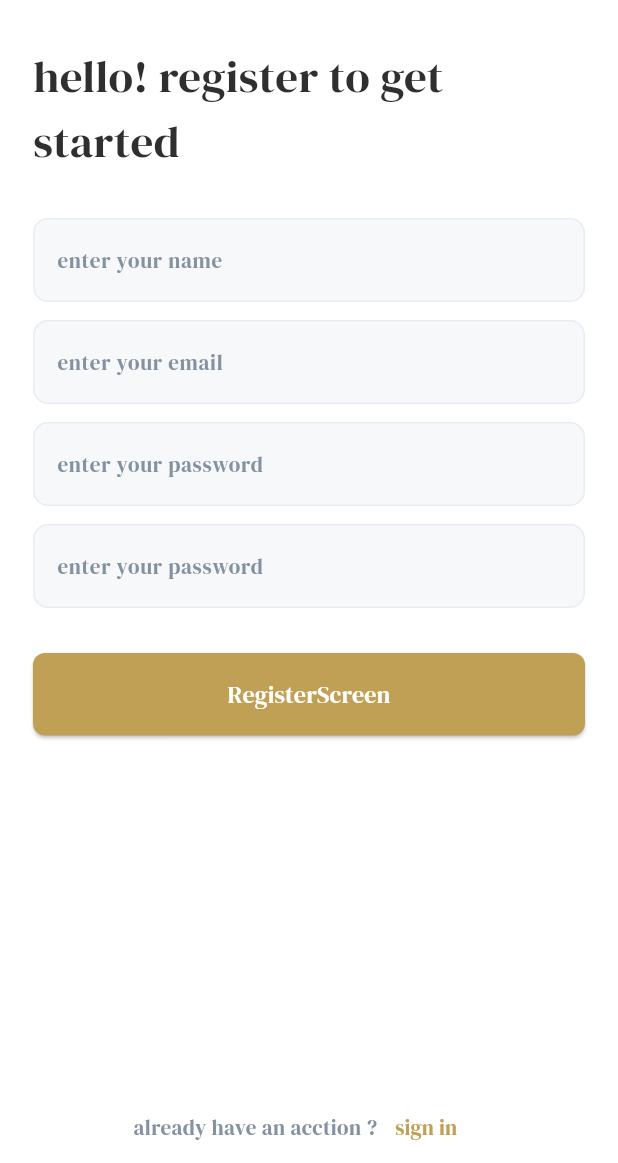
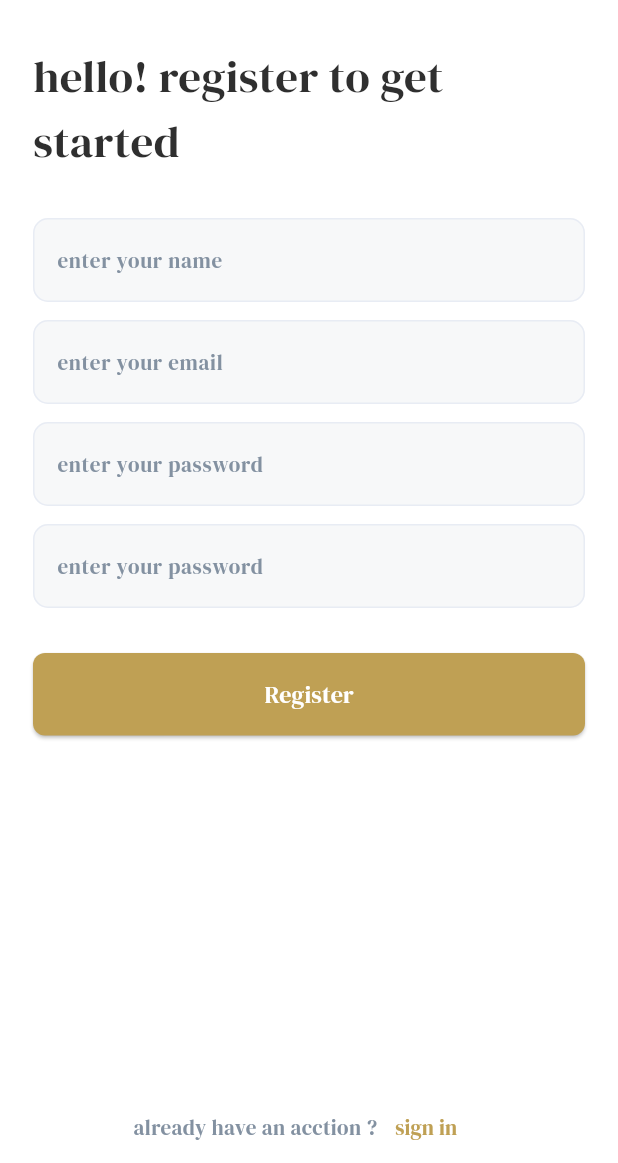
Before and after one commit to hagarelganzory51-gif/bookia, a Flutter app: the RegisterScreen screen opened by its route, on a phone screen of 412 x 824 dp, the part 73-1236 px from its top. Run offline on Flutter 3.47's test engine with Material 3 defaults, Android fonts, the phone set to English and light mode, and no system bars; our stand-ins replace device_preview, flutter_svg, gap, go_router.

Commit message:
update ui

```diff
--- a/lib/feature/auth/presntaion/register/page/register_screen.dart
+++ b/lib/feature/auth/presntaion/register/page/register_screen.dart
@@ -72,7 +72,7 @@ class _RegisterScreenState extends State<RegisterScreen> {
             hint: "enter your password",
           ),
           Gap(30),
-          MainButton(text: "RegisterScreen", onPressed: (){}),
+          MainButton(text: "Register", onPressed: (){}),
 
 
         ],
--- a/lib/feature/splash/splash_screen.dart
+++ b/lib/feature/splash/splash_screen.dart
@@ -19,7 +19,7 @@ class _SplashScreenState extends State<SplashScreen> {
   @override
    void  initState() {
     Future.delayed( const Duration(seconds: 3),(){
-    // ignore: use_build_context_synchronously
+   // ignore: use_build_context_synchronously
    pushWithReplacement(context, Routes.welcome);
    });
     super.initState();
--- a/lib/feature/welcome/welcome_csreen.dart
+++ b/lib/feature/welcome/welcome_csreen.dart
@@ -35,7 +35,9 @@ class WelcomeCsreen extends StatelessWidget {
                Spacer(flex: 5,),
 
               MainButton(
-                text: "login", onPressed: (){}),
+                text: "login", onPressed: (){
+                  pushTo(context, Routes.login);
+                }),
               Gap(10),
               MainButton(
                 bordercolor: Appcolors.blackcolor,
```
